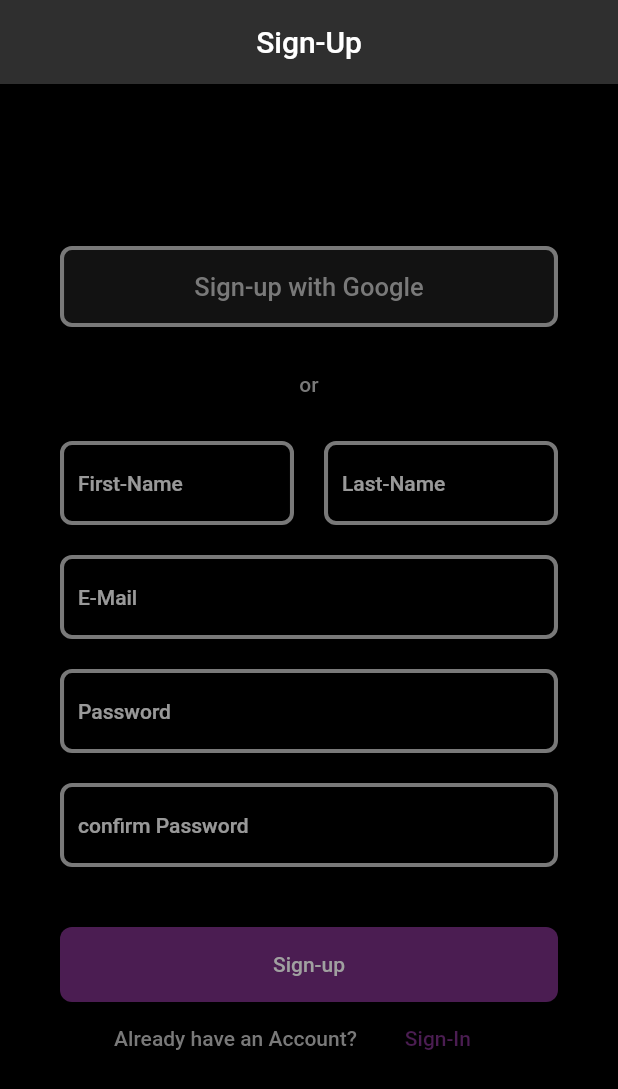
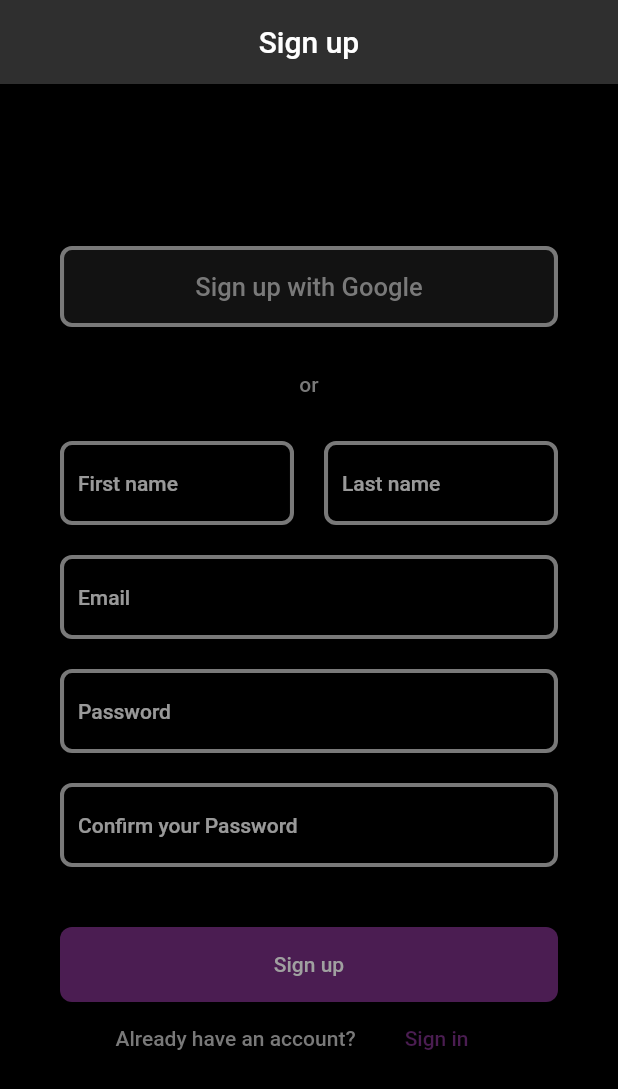
Before and after one commit to Hiebeler/Debt-Manager, a Flutter app: the screen it shows after launch, on a phone screen of 412 x 824 dp. Shown: the top 1089 px of the screen. Run offline on Flutter 3.47's test engine with Material 2 defaults, Android fonts, the phone set to English and light mode, and no system bars; our stand-ins replace cloud_firestore, firebase_auth, firebase_core, hive, hive_flutter, shared_preferences; accounts and stored records are empty.

Commit message:
Added languages to pages

```diff
--- a/lib/sign-up/sign_up.dart
+++ b/lib/sign-up/sign_up.dart
@@ -4,6 +4,8 @@ import 'package:debtmanager/home/home.dart';
 import 'package:debtmanager/sign-in/sign_in.dart';
 import 'package:flutter/material.dart';
 import 'package:firebase_auth/firebase_auth.dart';
+import '/generated/l10n.dart';
+
 
 class SignUp extends StatelessWidget {
   SignUp({Key? key}) : super(key: key);
@@ -91,7 +93,7 @@ class SignUp extends StatelessWidget {
     return Scaffold(
       appBar: AppBar(
         backgroundColor: Theme.of(context).colorScheme.onBackground,
-        title: const Center(child: Text("Sign-Up")),
+        title: Center(child: Text(S.of(context).signUp)),
       ),
       body: Padding(
         padding: const EdgeInsets.only(left: 40, right: 40),
@@ -106,8 +108,8 @@ class SignUp extends StatelessWidget {
                     Expanded(
                       child: ElevatedButton(
                         onPressed: () => {},
-                        child: const Text(
-                          "Sign-up with Google",
+                        child: Text(
+                          S.of(context).signUp_google,
                           style: TextStyle(
                             color: Color.fromRGBO(121, 121, 121, 1),
                             fontSize: 17,
@@ -128,7 +130,7 @@ class SignUp extends StatelessWidget {
                   ],
                 ),
                 const SizedBox(height: 30),
-                Text("or", style: Theme.of(context).textTheme.bodyText1),
+                Text(S.of(context).or, style: Theme.of(context).textTheme.bodyText1),
                 const SizedBox(height: 30),
                 Row(
                   children: [
@@ -141,7 +143,7 @@ class SignUp extends StatelessWidget {
                             firstName = input;
                           },
                           decoration: InputDecoration(
-                            hintText: 'First-Name',
+                            hintText: S.of(context).firstname,
                             enabledBorder: Theme.of(context)
                                 .inputDecorationTheme
                                 .enabledBorder,
@@ -162,7 +164,7 @@ class SignUp extends StatelessWidget {
                             lastName = input;
                           },
                           decoration: InputDecoration(
-                            hintText: 'Last-Name',
+                            hintText: S.of(context).lastname,
                             enabledBorder: Theme.of(context)
                                 .inputDecorationTheme
                                 .enabledBorder,
@@ -182,7 +184,7 @@ class SignUp extends StatelessWidget {
                     email = input;
                   },
                   decoration: InputDecoration(
-                    hintText: 'E-Mail',
+                    hintText: S.of(context).email,
                     enabledBorder:
                         Theme.of(context).inputDecorationTheme.enabledBorder,
                     focusedBorder:
@@ -196,7 +198,7 @@ class SignUp extends StatelessWidget {
                     password = input;
                   },
                   decoration: InputDecoration(
-                    hintText: 'Password',
+                    hintText: S.of(context).password,
                     enabledBorder:
                         Theme.of(context).inputDecorationTheme.enabledBorder,
                     focusedBorder:
@@ -211,7 +213,7 @@ class SignUp extends StatelessWidget {
                     confpassword = input;
                   },
                   decoration: InputDecoration(
-                    hintText: 'confirm Password',
+                    hintText: S.of(context).confirmpassword,
                     enabledBorder:
                         Theme.of(context).inputDecorationTheme.enabledBorder,
                     focusedBorder:
@@ -235,7 +237,7 @@ class SignUp extends StatelessWidget {
                                   }
                               }),
                         },
-                        child: const Text("Sign-up",
+                        child: Text(S.of(context).signUp,
                             style: TextStyle(
                                 color: Color.fromRGBO(160, 160, 160, 1))),
                         style: ElevatedButton.styleFrom(
@@ -252,7 +254,7 @@ class SignUp extends StatelessWidget {
                 Row(
                   mainAxisAlignment: MainAxisAlignment.center,
                   children: [
-                    Text("Already have an Account?",
+                    Text(S.of(context).alreadyHaveAcc,
                         style: Theme.of(context).textTheme.bodyText1),
                     const SizedBox(
                       width: 10,
@@ -263,7 +265,7 @@ class SignUp extends StatelessWidget {
                             MaterialPageRoute(builder: (context) => SignIn()))
                       },
                       child: Text(
-                        "Sign-In",
+                        S.of(context).signIn,
                         style: TextStyle(
                           color: Theme.of(context).colorScheme.primary,
                         ),
```
Also changed, not shown: lib/home/add_debt.dart (+6 -8 lines), lib/home/home.dart (+4 -4 lines), lib/l10n/intl_de.arb (+5 -5 lines), lib/l10n/intl_en.arb (+5 -5 lines), lib/sign-in/sign_in.dart (+9 -8 lines), lib/generated/intl/messages_de.dart, lib/generated/intl/messages_en.dart, lib/generated/l10n.dart.
